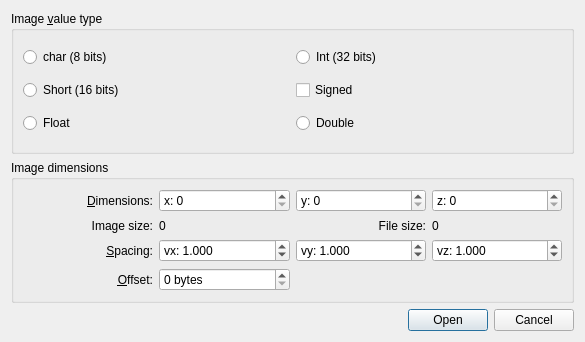
Before: the Qt Designer form Surface_mesher/demo/Surface_mesher/ui/raw_image.ui in CGAL/cgal, drawn with Qt 5.
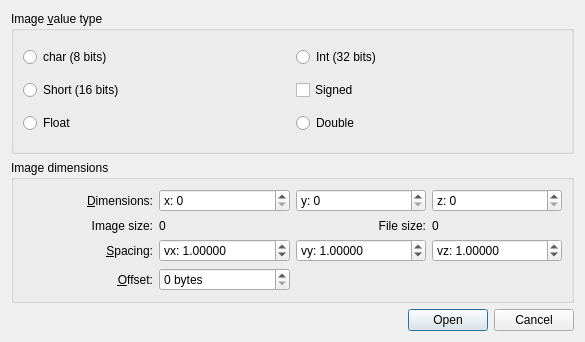
After: the same form once the commit is applied.

Commit message: Add more digits in a field in the UI

What changed in the file:
```diff
--- a/Surface_mesher/demo/Surface_mesher/ui/raw_image.ui
+++ b/Surface_mesher/demo/Surface_mesher/ui/raw_image.ui
@@ -134,7 +134,7 @@
            <string>vx: </string>
           </property>
           <property name="decimals" >
-           <number>3</number>
+           <number>5</number>
           </property>
           <property name="value" >
            <double>1.000000000000000</double>
@@ -147,7 +147,7 @@
            <string>vy: </string>
           </property>
           <property name="decimals" >
-           <number>3</number>
+           <number>5</number>
           </property>
           <property name="value" >
            <double>1.000000000000000</double>
@@ -160,7 +160,7 @@
            <string>vz: </string>
           </property>
           <property name="decimals" >
-           <number>3</number>
+           <number>5</number>
           </property>
           <property name="value" >
            <double>1.000000000000000</double>
```
